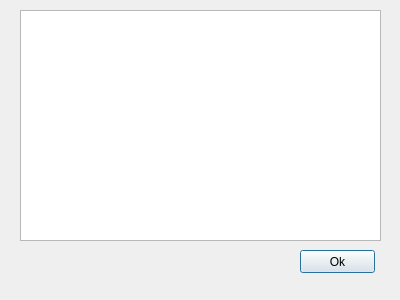
This is ElmerGUI/forms/materiallibrary.ui in tehnick/elmerfem as Qt 5 draws it before an edit. The edited form follows.
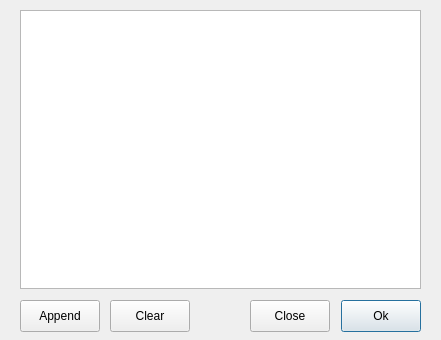
This is the edited form. Icons and pictures are not drawn.

Commit message: ElmerGUI: Added append/clear/close functionality to MaterialLibray + updated material database

Diff of the .ui file:
```diff
--- a/ElmerGUI/forms/materiallibrary.ui
+++ b/ElmerGUI/forms/materiallibrary.ui
@@ -5,20 +5,30 @@
    <rect>
     <x>0</x>
     <y>0</y>
-    <width>400</width>
-    <height>300</height>
+    <width>441</width>
+    <height>340</height>
    </rect>
   </property>
   <property name="windowTitle" >
    <string>Material library</string>
   </property>
+  <widget class="QListWidget" name="materialListWidget" >
+   <property name="geometry" >
+    <rect>
+     <x>20</x>
+     <y>10</y>
+     <width>401</width>
+     <height>279</height>
+    </rect>
+   </property>
+  </widget>
   <widget class="QPushButton" name="okButton" >
    <property name="geometry" >
     <rect>
-     <x>300</x>
-     <y>250</y>
-     <width>75</width>
-     <height>23</height>
+     <x>341</x>
+     <y>300</y>
+     <width>80</width>
+     <height>32</height>
     </rect>
    </property>
    <property name="text" >
@@ -28,14 +38,52 @@
     <iconset resource="../ElmerGUI.qrc" >:/icons/dialog-ok-apply.png</iconset>
    </property>
   </widget>
-  <widget class="QListWidget" name="materialListWidget" >
+  <widget class="QPushButton" name="appendButton" >
    <property name="geometry" >
     <rect>
      <x>20</x>
-     <y>10</y>
-     <width>361</width>
-     <height>231</height>
+     <y>300</y>
+     <width>80</width>
+     <height>32</height>
     </rect>
+   </property>
+   <property name="text" >
+    <string>Append</string>
+   </property>
+   <property name="icon" >
+    <iconset resource="../ElmerGUI.qrc" >:/icons/list-add.png</iconset>
+   </property>
+  </widget>
+  <widget class="QPushButton" name="clearButton" >
+   <property name="geometry" >
+    <rect>
+     <x>110</x>
+     <y>300</y>
+     <width>80</width>
+     <height>32</height>
+    </rect>
+   </property>
+   <property name="text" >
+    <string>Clear</string>
+   </property>
+   <property name="icon" >
+    <iconset resource="../ElmerGUI.qrc" >:/icons/edit-clear.png</iconset>
+   </property>
+  </widget>
+  <widget class="QPushButton" name="closeButton" >
+   <property name="geometry" >
+    <rect>
+     <x>250</x>
+     <y>300</y>
+     <width>80</width>
+     <height>32</height>
+    </rect>
+   </property>
+   <property name="text" >
+    <string>Close</string>
+   </property>
+   <property name="icon" >
+    <iconset resource="../ElmerGUI.qrc" >:/icons/dialog-close.png</iconset>
    </property>
   </widget>
  </widget>
```
The commit also changes 3 other files.
